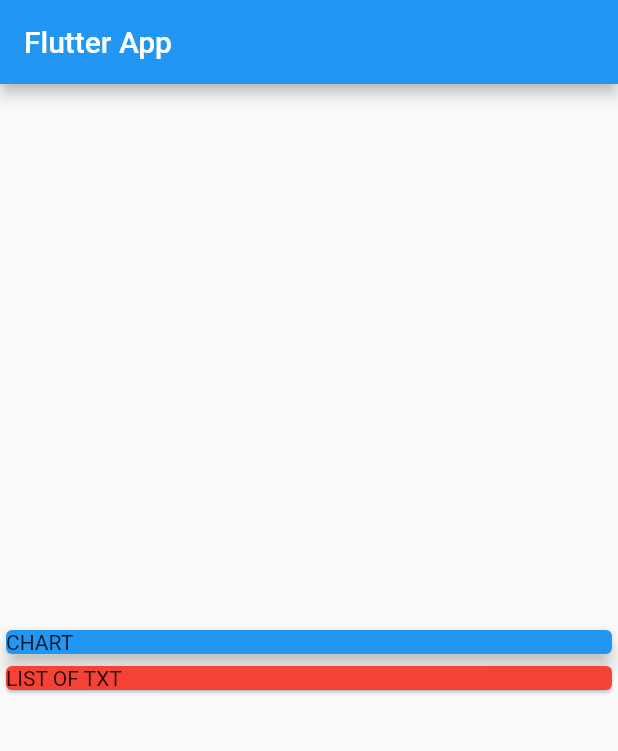
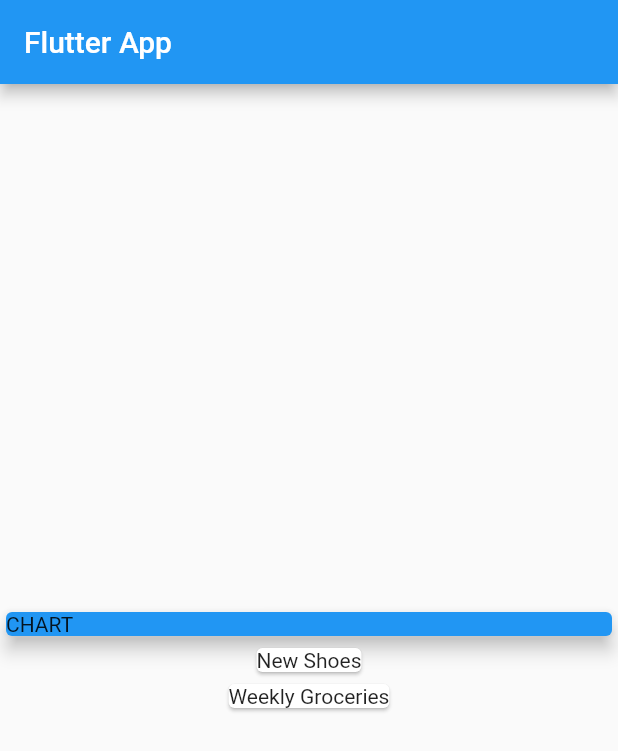
Before and after one commit to renson1123/personal_expenses_app, a Flutter app: the screen it shows after launch, on a phone screen of 412 x 824 dp. Shown: the top 751 px of the screen. Run offline on Flutter 3.47's test engine with Material 2 defaults, Android fonts, the phone set to English and light mode, and no system bars.

Commit message:
Using map to transform a list of objects for every transactionsinto a list of widgets

```diff
--- a/lib/main.dart
+++ b/lib/main.dart
@@ -49,10 +49,13 @@ class MyHomePage extends StatelessWidget {
               elevation: 5,
             ),
           ),
-          Card(
-            color: Colors.red,
-            child: Text('LIST OF TXT'),
-          ),
+          Column(
+            children: transactions.map((tx) {
+              return Card(
+                child: Text(tx.title),
+              );
+            }).toList(),
+          )
         ],
       ),
     );
```
